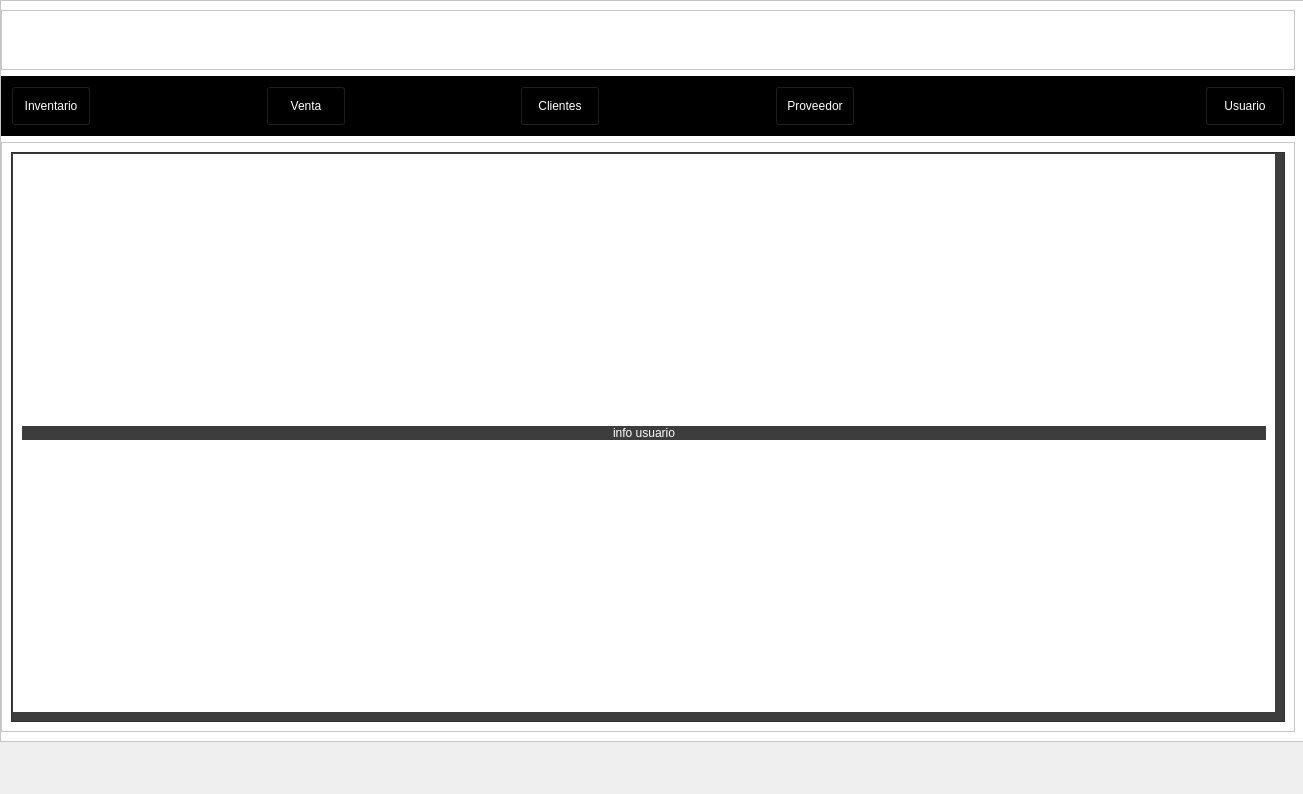
Above: View/Menu_BD.ui from DanielSajvin/Proyecto_basedatos before the change. Below: the same form after it.
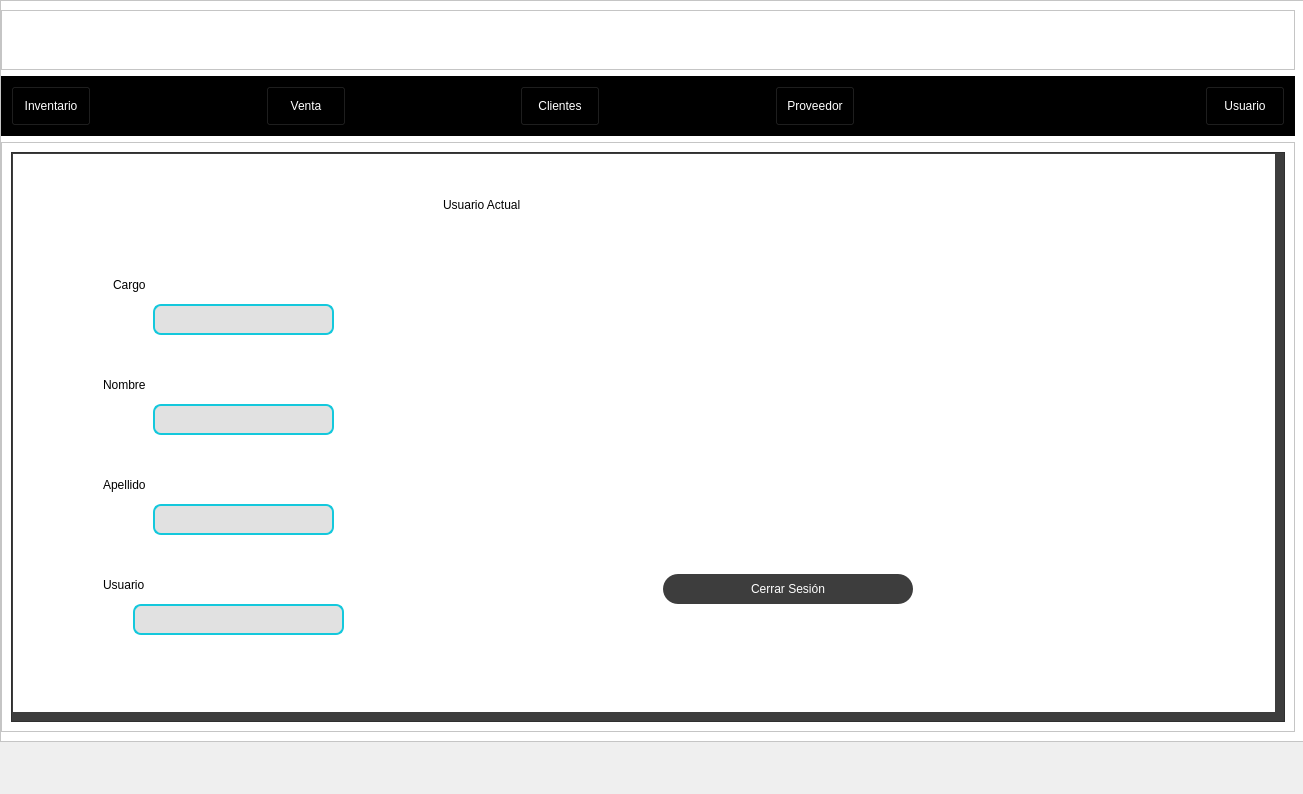
That is the form after the change. The open tabs and pages were chosen to show the change. Icons and pictures are not drawn.

Commit message: datos usuario actualizado

```diff
--- a/View/Menu_BD.ui
+++ b/View/Menu_BD.ui
@@ -1929,15 +1929,181 @@
               </layout>
              </widget>
              <widget class="QWidget" name="page_usuario">
-              <layout class="QVBoxLayout" name="verticalLayout_4">
-               <item>
-                <widget class="QPushButton" name="pushButton_2">
-                 <property name="text">
-                  <string>info usuario</string>
-                 </property>
-                </widget>
-               </item>
-              </layout>
+              <widget class="QLineEdit" name="mostrar_cargo">
+               <property name="geometry">
+                <rect>
+                 <x>140</x>
+                 <y>150</y>
+                 <width>181</width>
+                 <height>31</height>
+                </rect>
+               </property>
+               <property name="styleSheet">
+                <string notr="true">QLineEdit{
+border: 2px solid #14c8dc;
+border-radius: 8px;
+color: rgb(0, 0, 0);
+background-color:rgb(225,225,225);
+font: 75 12pt&quot;Times New Roman&quot;;
+}</string>
+               </property>
+              </widget>
+              <widget class="QLabel" name="label_33">
+               <property name="geometry">
+                <rect>
+                 <x>100</x>
+                 <y>110</y>
+                 <width>201</width>
+                 <height>41</height>
+                </rect>
+               </property>
+               <property name="styleSheet">
+                <string notr="true">color: rgb(0, 0, 0);</string>
+               </property>
+               <property name="text">
+                <string>Cargo</string>
+               </property>
+              </widget>
+              <widget class="QLabel" name="label_34">
+               <property name="geometry">
+                <rect>
+                 <x>430</x>
+                 <y>30</y>
+                 <width>201</width>
+                 <height>41</height>
+                </rect>
+               </property>
+               <property name="styleSheet">
+                <string notr="true">color: rgb(0, 0, 0);</string>
+               </property>
+               <property name="text">
+                <string>Usuario Actual</string>
+               </property>
+              </widget>
+              <widget class="QLabel" name="label_35">
+               <property name="geometry">
+                <rect>
+                 <x>90</x>
+                 <y>210</y>
+                 <width>201</width>
+                 <height>41</height>
+                </rect>
+               </property>
+               <property name="styleSheet">
+                <string notr="true">color: rgb(0, 0, 0);</string>
+               </property>
+               <property name="text">
+                <string>Nombre</string>
+               </property>
+              </widget>
+              <widget class="QLineEdit" name="mostrar_nombre">
+               <property name="geometry">
+                <rect>
+                 <x>140</x>
+                 <y>250</y>
+                 <width>181</width>
+                 <height>31</height>
+                </rect>
+               </property>
+               <property name="styleSheet">
+                <string notr="true">QLineEdit{
+border: 2px solid #14c8dc;
+border-radius: 8px;
+color: rgb(0, 0, 0);
+background-color:rgb(225,225,225);
+font: 75 12pt&quot;Times New Roman&quot;;
+}</string>
+               </property>
+              </widget>
+              <widget class="QLabel" name="label_36">
+               <property name="geometry">
+                <rect>
+                 <x>90</x>
+                 <y>310</y>
+                 <width>201</width>
+                 <height>41</height>
+                </rect>
+               </property>
+               <property name="styleSheet">
+                <string notr="true">color: rgb(0, 0, 0);</string>
+               </property>
+               <property name="text">
+                <string>Apellido</string>
+               </property>
+              </widget>
+              <widget class="QLabel" name="label_37">
+               <property name="geometry">
+                <rect>
+                 <x>90</x>
+                 <y>410</y>
+                 <width>201</width>
+                 <height>41</height>
+                </rect>
+               </property>
+               <property name="styleSheet">
+                <string notr="true">color: rgb(0, 0, 0);</string>
+               </property>
+               <property name="text">
+                <string>Usuario</string>
+               </property>
+              </widget>
+              <widget class="QLineEdit" name="mostrar_apellido">
+               <property name="geometry">
+                <rect>
+                 <x>140</x>
+                 <y>350</y>
+                 <width>181</width>
+                 <height>31</height>
+                </rect>
+               </property>
+               <property name="styleSheet">
+                <string notr="true">QLineEdit{
+border: 2px solid #14c8dc;
+border-radius: 8px;
+color: rgb(0, 0, 0);
+background-color:rgb(225,225,225);
+font: 75 12pt&quot;Times New Roman&quot;;
+}</string>
+               </property>
+              </widget>
+              <widget class="QLineEdit" name="mostrar_usuario">
+               <property name="geometry">
+                <rect>
+                 <x>120</x>
+                 <y>450</y>
+                 <width>211</width>
+                 <height>31</height>
+                </rect>
+               </property>
+               <property name="styleSheet">
+                <string notr="true">QLineEdit{
+border: 2px solid #14c8dc;
+border-radius: 8px;
+color: rgb(0, 0, 0);
+background-color:rgb(225,225,225);
+font: 75 12pt&quot;Times New Roman&quot;;
+}</string>
+               </property>
+              </widget>
+              <widget class="QPushButton" name="btn_crear_form_2">
+               <property name="geometry">
+                <rect>
+                 <x>650</x>
+                 <y>420</y>
+                 <width>250</width>
+                 <height>30</height>
+                </rect>
+               </property>
+               <property name="minimumSize">
+                <size>
+                 <width>250</width>
+                 <height>30</height>
+                </size>
+               </property>
+               <property name="text">
+                <string>Cerrar Sesión</string>
+               </property>
+              </widget>
              </widget>
              <widget class="QWidget" name="page_clientes">
               <layout class="QVBoxLayout" name="verticalLayout_12">
```
Left out of the diff: 2 changed lines with no effect on the pictures. The commit also changes 2 other files.
